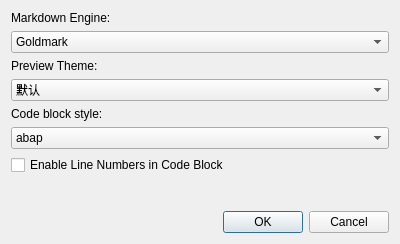
Above: preferencedialog.ui from missdeer/KarenMeu before the change. Below: the same form after it.
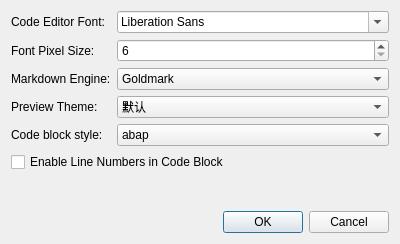
That is the form after the change.

Commit message: (*)customable code editor font

```diff
--- a/preferencedialog.ui
+++ b/preferencedialog.ui
@@ -10,18 +10,53 @@
     <height>244</height>
    </rect>
   </property>
+  <property name="sizePolicy">
+   <sizepolicy hsizetype="Preferred" vsizetype="Preferred">
+    <horstretch>0</horstretch>
+    <verstretch>0</verstretch>
+   </sizepolicy>
+  </property>
   <property name="windowTitle">
    <string>Preference</string>
   </property>
   <layout class="QVBoxLayout" name="verticalLayout">
    <item>
+    <layout class="QFormLayout" name="formLayout">
+     <item row="0" column="0">
+      <widget class="QLabel" name="label_4">
+       <property name="text">
+        <string>Code Editor Font:</string>
+       </property>
+      </widget>
+     </item>
+     <item row="0" column="1">
+      <widget class="QFontComboBox" name="cbCodeEditorFont"/>
+     </item>
+     <item row="1" column="0">
+      <widget class="QLabel" name="label_5">
+       <property name="text">
+        <string>Font Pixel Size:</string>
+       </property>
+      </widget>
+     </item>
+     <item row="1" column="1">
+      <widget class="QSpinBox" name="sbFontPixelSize">
+       <property name="minimum">
+        <number>6</number>
+       </property>
+       <property name="maximum">
+        <number>48</number>
+       </property>
+      </widget>
+     </item>
+     <item row="2" column="0">
     <widget class="QLabel" name="label_3">
      <property name="text">
       <string>Markdown Engine:</string>
      </property>
     </widget>
    </item>
-   <item>
+     <item row="2" column="1">
     <widget class="QComboBox" name="cbMarkdownEngine">
      <item>
       <property name="text">
@@ -35,14 +70,14 @@
      </item>
     </widget>
    </item>
-   <item>
+     <item row="3" column="0">
     <widget class="QLabel" name="label_2">
      <property name="text">
       <string>Preview Theme:</string>
      </property>
     </widget>
    </item>
-   <item>
+     <item row="3" column="1">
     <widget class="QComboBox" name="cbPreviewTheme">
      <item>
       <property name="text">
@@ -86,14 +121,14 @@
      </item>
     </widget>
    </item>
-   <item>
+     <item row="4" column="0">
     <widget class="QLabel" name="label">
      <property name="text">
       <string>Code block style:</string>
      </property>
     </widget>
    </item>
-   <item>
+     <item row="4" column="1">
     <widget class="QComboBox" name="cbCodeBlockStyle">
      <item>
       <property name="text">
@@ -281,6 +316,8 @@
       </property>
      </item>
     </widget>
+     </item>
+    </layout>
    </item>
    <item>
     <widget class="QCheckBox" name="cbEnableLineNumbers">
```
Lines whose indentation alone changed are shown as unchanged. The commit also changes 8 other files.
